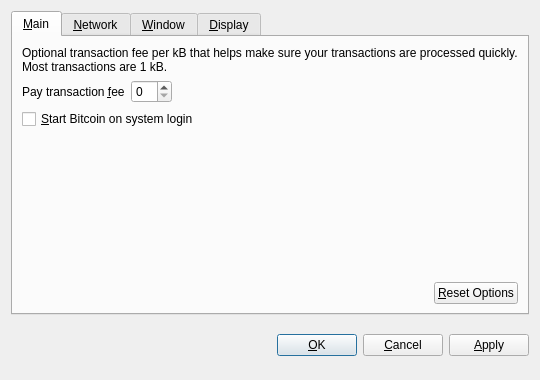
btcdream/ecoin, file src/qt/forms/optionsdialog.ui: the form before one commit.
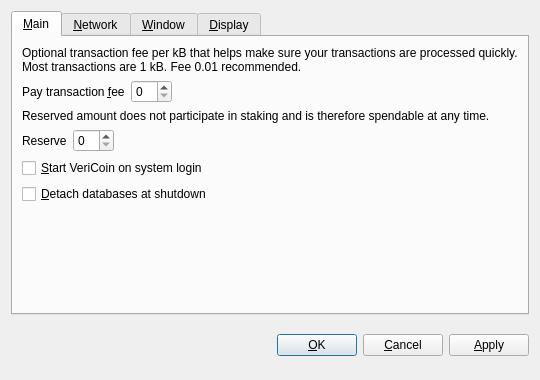
The form after the commit. Custom widgets are drawn as their Qt base class.

```diff
--- a/src/qt/forms/optionsdialog.ui
+++ b/src/qt/forms/optionsdialog.ui
@@ -33,7 +33,7 @@
        <item>
         <widget class="QLabel" name="transactionFeeInfoLabel">
          <property name="text">
-          <string>Optional transaction fee per kB that helps make sure your transactions are processed quickly. Most transactions are 1 kB.</string>
+          <string>Optional transaction fee per kB that helps make sure your transactions are processed quickly. Most transactions are 1 kB. Fee 0.01 recommended.</string>
          </property>
          <property name="textFormat">
           <enum>Qt::PlainText</enum>
@@ -62,7 +62,53 @@
           <widget class="BitcoinAmountField" name="transactionFee"/>
          </item>
          <item>
-          <spacer name="horizontalSpacer_1_Main">
+          <spacer name="horizontalSpacerFee">
+           <property name="orientation">
+            <enum>Qt::Horizontal</enum>
+           </property>
+           <property name="sizeHint" stdset="0">
+            <size>
+             <width>40</width>
+             <height>20</height>
+            </size>
+           </property>
+          </spacer>
+         </item>
+        </layout>
+       </item>
+       <item>
+        <widget class="QLabel" name="reserveBalanceInfoLabel">
+         <property name="text">
+          <string>Reserved amount does not participate in staking and is therefore spendable at any time.</string>
+         </property>
+         <property name="textFormat">
+          <enum>Qt::PlainText</enum>
+         </property>
+         <property name="wordWrap">
+          <bool>true</bool>
+         </property>
+        </widget>
+       </item>
+       <item>
+        <layout class="QHBoxLayout" name="horizontalLayoutReserveBalance">
+         <item>
+          <widget class="QLabel" name="reserveBalanceLabel">
+           <property name="text">
+            <string>Reserve</string>
+           </property>
+           <property name="textFormat">
+            <enum>Qt::PlainText</enum>
+           </property>
+           <property name="buddy">
+            <cstring>reserveBalance</cstring>
+           </property>
+          </widget>
+         </item>
+         <item>
+          <widget class="BitcoinAmountField" name="reserveBalance"/>
+         </item>
+         <item>
+          <spacer name="horizontalSpacerReserveBalance">
            <property name="orientation">
             <enum>Qt::Horizontal</enum>
            </property>
@@ -82,7 +128,17 @@
           <string>Automatically start Bitcoin after logging in to the system.</string>
          </property>
          <property name="text">
-          <string>&amp;Start Bitcoin on system login</string>
+          <string>&amp;Start VeriCoin on system login</string>
+         </property>
+        </widget>
+       </item>
+       <item>
+        <widget class="QCheckBox" name="detachDatabases">
+         <property name="toolTip">
+          <string>Detach block and address databases at shutdown. This means they can be moved to another data directory, but it slows down shutdown. The wallet is always detached.</string>
+         </property>
+         <property name="text">
+          <string>&amp;Detach databases at shutdown</string>
          </property>
         </widget>
        </item>
@@ -99,36 +155,6 @@
          </property>
         </spacer>
        </item>
-       <item>
-        <layout class="QHBoxLayout" name="horizontalLayout_2_Main">
-         <item>
-          <spacer name="horizontalSpacer_2_Main">
-           <property name="orientation">
-            <enum>Qt::Horizontal</enum>
-           </property>
-           <property name="sizeHint" stdset="0">
-            <size>
-             <width>40</width>
-             <height>20</height>
-            </size>
-           </property>
-          </spacer>
-         </item>
-         <item>
-          <widget class="QPushButton" name="resetButton">
-           <property name="toolTip">
-            <string>Reset all client options to default.</string>
-           </property>
-           <property name="text">
-            <string>&amp;Reset Options</string>
-           </property>
-           <property name="autoDefault">
-            <bool>false</bool>
-           </property>
-          </widget>
-         </item>
-        </layout>
-       </item>
       </layout>
      </widget>
      <widget class="QWidget" name="tabNetwork">
```
Left out of the diff: 22 changed lines with no effect on the pictures.
